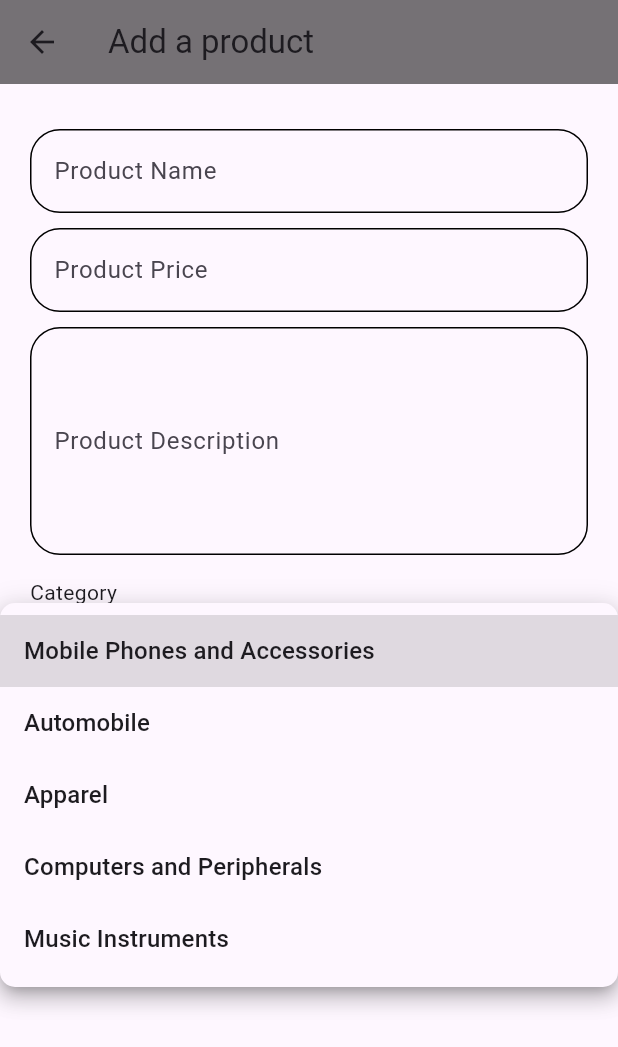
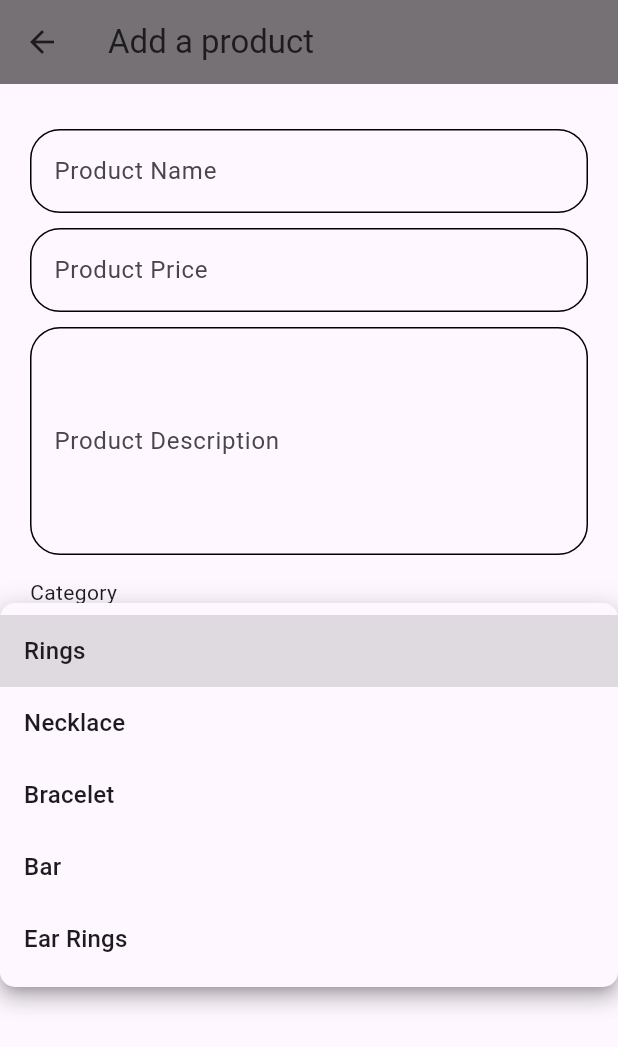
Before and after one commit to AdarshBajracharya/GemNestMobile, a Flutter app: the AddProductScreen screen opened by its route, after a tap on the "arrow drop down" icon, on a phone screen of 412 x 824 dp. Shown: the top 1047 px of the screen. Run offline on Flutter 3.47's test engine with Material 3 defaults, Android fonts, the phone set to English and light mode, and no system bars; our stand-ins replace cloud_firestore, firebase_auth, firebase_core, firebase_messaging, firebase_storage, flutter_local_notifications and 3 more; missing offline and left inert: dart:ffi, overlay_kit; accounts and stored records are empty; network calls fail.

Commit message:
UI changes

```diff
--- a/lib/repositories/category_repositories.dart
+++ b/lib/repositories/category_repositories.dart
@@ -44,30 +44,30 @@ class CategoryRepository {
   List<CategoryModel> makeCategory() {
     return [
       CategoryModel(
-          categoryName: "Mobile Phones and Accessories",
+          categoryName: "Rings",
           status: "active",
           imageUrl:
-              "5.imimg.com/data5/SELLER/Default/2023/4/302728285/ZH/WS/BR/69896726/mobile-phone-accessories.png"),
+              "https://ajaffe.com/pub/media/wysiwyg/Engagaement_1280_x_586_pixels_01_Sep_2022-new.jpg"),
       CategoryModel(
-          categoryName: "Automobile",
+          categoryName: "Necklace",
           status: "active",
           imageUrl:
-              "https://i2-prod.dailyrecord.co.uk/incoming/article25217715.ece/ALTERNATES/s615/0_Daily-Record-Road-Record.jpg"),
+              "https://enamelcopenhagen.com/cdn/shop/products/Necklace_Elie-Necklaces-N83G-925S_GP-1_2048x.jpg"),
       CategoryModel(
-          categoryName: "Apparel",
+          categoryName: "Bracelet",
           status: "active",
           imageUrl:
-              "https://www.techprevue.com/wp-content/uploads/2016/05/online-apparel-business.jpg"),
+              "https://lindseyleighjewelry.com/cdn/shop/products/dainty-fancy-shape-diamond-bracelet-482065.jpg"),
       CategoryModel(
-          categoryName: "Computers and Peripherals",
+          categoryName: "Bar",
           status: "active",
           imageUrl:
-              "https://i2.wp.com/d3d2ir91ztzaym.cloudfront.net/uploads/2020/07/computer-peripherals.jpeg"),
+              "https://previews.123rf.com/images/ravital/ravital1601/ravital160100230/51059025-rows-of-silver-bars-and-one-of-gold-business-and-financial-background.jpg"),
       CategoryModel(
-          categoryName: "Music Instruments",
+          categoryName: "Ear Rings",
           status: "active",
           imageUrl:
-              "https://img.texasmonthly.com/2013/04/ESSENTIALS_680X382.jpg"),
+          "https://www.tanishq.co.in/on/demandware.static/-/Sites-Tanishq-product-catalog/default/dwc3480ccf/images/hi-res/50F1D1SFSAGA09_1.jpg"),
     ];
   }
 }
--- a/lib/screens/auth/login_screen.dart
+++ b/lib/screens/auth/login_screen.dart
@@ -70,8 +70,8 @@ class _LoginScreenState extends State<LoginScreen> {
                 children: [
                   Image.asset(
                     "assets/images/logo.png",
-                    height: 100,
-                    width: 100,
+                    height: 320,
+                    width: 320,
                   ),
                   SizedBox(
                     height: 10,
@@ -83,13 +83,23 @@ class _LoginScreenState extends State<LoginScreen> {
                     style: const TextStyle(
                       fontFamily: 'WorkSansSemiBold',
                       fontSize: 16.0,
-                        color: Colors.black),
+                      color: Colors.black,
+                    ),
                     decoration: InputDecoration(
+                      filled: true,
+                      fillColor: Colors.white.withOpacity(0.7),
                       enabledBorder: OutlineInputBorder(
-                          borderRadius: BorderRadius.circular(20)),
+                        borderRadius: BorderRadius.circular(20),
+                        borderSide: BorderSide(color: Colors.transparent),
+                      ),
                       focusedBorder: OutlineInputBorder(
-                          borderRadius: BorderRadius.circular(20)),
-                      border: InputBorder.none,
+                        borderRadius: BorderRadius.circular(20),
+                        borderSide: BorderSide(color: Colors.blue),
+                      ),
+                      border: OutlineInputBorder(
+                        borderRadius: BorderRadius.circular(20),
+                        borderSide: BorderSide(color: Colors.transparent),
+                      ),
                       prefixIcon: Icon(
                         Icons.email,
                         color: Colors.black,
@@ -97,7 +107,10 @@ class _LoginScreenState extends State<LoginScreen> {
                       ),
                       hintText: 'Email Address',
                       hintStyle: TextStyle(
-                          fontFamily: 'WorkSansSemiBold', fontSize: 17.0),
+                        fontFamily: 'WorkSansSemiBold',
+                        fontSize: 17.0,
+                        color: Colors.grey,
+                      ),
                     ),
                   ),
                   SizedBox(
@@ -110,20 +123,28 @@ class _LoginScreenState extends State<LoginScreen> {
                     style: const TextStyle(
                       fontFamily: 'WorkSansSemiBold',
                       fontSize: 16.0,
-                        color: Colors.black),
-                    decoration: InputDecoration(
-                      enabledBorder: OutlineInputBorder(
-                          borderRadius: BorderRadius.circular(20)),
-                      focusedBorder: OutlineInputBorder(
-                          borderRadius: BorderRadius.circular(20)),
-                      prefixIcon: const Icon(
-                        Icons.lock,
-                        size: 22.0,
                       color: Colors.black,
                     ),
-                      hintText: 'Password',
-                      hintStyle: const TextStyle(
-                          fontFamily: 'WorkSansSemiBold', fontSize: 17.0),
+                    decoration: InputDecoration(
+                      filled: true,
+                      fillColor: Colors.white.withOpacity(0.7),
+                      enabledBorder: OutlineInputBorder(
+                        borderRadius: BorderRadius.circular(20),
+                        borderSide: BorderSide(color: Colors.transparent),
+                      ),
+                      focusedBorder: OutlineInputBorder(
+                        borderRadius: BorderRadius.circular(20),
+                        borderSide: BorderSide(color: Colors.blue),
+                      ),
+                      border: OutlineInputBorder(
+                        borderRadius: BorderRadius.circular(20),
+                        borderSide: BorderSide(color: Colors.transparent),
+                      ),
+                      prefixIcon: Icon(
+                        Icons.lock,
+                        color: Colors.black,
+                        size: 22.0,
+                      ),
                       suffixIcon: GestureDetector(
                         onTap: () {
                           setState(() {
@@ -131,12 +152,16 @@ class _LoginScreenState extends State<LoginScreen> {
                           });
                         },
                         child: Icon(
-                          _obscureTextPassword
-                              ? Icons.visibility
-                              : Icons.visibility_off,
+                          _obscureTextPassword ? Icons.visibility : Icons.visibility_off,
                           size: 20.0,
                           color: Colors.black,
                         ),
+                      ),
+                      hintText: 'Password',
+                      hintStyle: TextStyle(
+                        fontFamily: 'WorkSansSemiBold',
+                        fontSize: 17.0,
+                        color: Colors.grey,
                       ),
                     ),
                   ),
@@ -153,7 +178,8 @@ class _LoginScreenState extends State<LoginScreen> {
                         "Forgot password?",
                         style: TextStyle(color: Colors.grey.shade800),
                       ),
-                      )),
+                    ),
+                  ),
                   SizedBox(
                     height: 10,
                   ),
@@ -161,21 +187,25 @@ class _LoginScreenState extends State<LoginScreen> {
                     width: double.infinity,
                     child: ElevatedButton(
                       style: ButtonStyle(
-                          shape:
-                              MaterialStateProperty.all<RoundedRectangleBorder>(
+                        shape: MaterialStateProperty.all<RoundedRectangleBorder>(
                           RoundedRectangleBorder(
                             borderRadius: BorderRadius.circular(20),
-                                      side: BorderSide(color: Colors.blue))),
+                            side: BorderSide(color: Colors.yellowAccent),
+                          ),
+                        ),
                         padding: MaterialStateProperty.all<EdgeInsets>(
-                              EdgeInsets.symmetric(vertical: 20)),
+                            EdgeInsets.symmetric(vertical: 20)
+                        ),
+                        backgroundColor: MaterialStateProperty.all<Color>(Colors.yellow),
                       ),
                       onPressed: () {
                         login();
                       },
                       child: Text(
                         "Log In",
-                          style: TextStyle(fontSize: 20),
-                        )),
+                        style: TextStyle(fontSize: 25, fontFamily: 'Poppins'),
+                      ),
+                    ),
                   ),
                   SizedBox(
                     height: 20,
@@ -193,8 +223,9 @@ class _LoginScreenState extends State<LoginScreen> {
                         },
                         child: Text(
                           "Sign up",
-                            style: TextStyle(color: Colors.blue),
-                          ))
+                          style: TextStyle(color: Colors.orange),
+                        ),
+                      )
                     ],
                   ),
                 ],
--- a/lib/screens/auth/register_screen.dart
+++ b/lib/screens/auth/register_screen.dart
@@ -81,8 +81,8 @@ class _RegisterScreenState extends State<RegisterScreen> {
                 children: [
                   Image.asset(
                     "assets/images/logo.png",
-                    height: 100,
-                    width: 100,
+                    height: 200,
+                    width: 200,
                   ),
                   SizedBox(height: 10,),
                   TextFormField(
@@ -282,6 +282,7 @@ class _RegisterScreenState extends State<RegisterScreen> {
                     width: double.infinity,
                     child: ElevatedButton(
                         style: ButtonStyle(
+                          backgroundColor: MaterialStateProperty.all<Color>(Colors.yellow),
                           shape: MaterialStateProperty.all<RoundedRectangleBorder>(
                               RoundedRectangleBorder(
                                   borderRadius: BorderRadius.circular(20),
@@ -307,7 +308,7 @@ class _RegisterScreenState extends State<RegisterScreen> {
                         onTap: (){
                           Navigator.of(context).pop();
                         },
-                          child: Text("Sign in", style: TextStyle(color: Colors.blue),))
+                          child: Text("Sign in", style: TextStyle(color: Colors.orangeAccent),))
                     ],
                   ),
 
--- a/lib/screens/dashboard/dashboard.dart
+++ b/lib/screens/dashboard/dashboard.dart
@@ -79,10 +79,10 @@ class _DashboardScreenState extends State<DashboardScreen> {
         backgroundColor: Colors.white,
         elevation: 0,
         currentIndex: selectedIndex,
-        selectedItemColor: Colors.blue,
-        unselectedItemColor: Colors.grey,
-        selectedLabelStyle: TextStyle(color: Colors.blue),
-        unselectedLabelStyle: TextStyle(color: Colors.grey),
+        selectedItemColor: Colors.yellow,
+        unselectedItemColor: Colors.orangeAccent,
+        selectedLabelStyle: TextStyle(color: Colors.yellow),
+        unselectedLabelStyle: TextStyle(color: Colors.orangeAccent),
         type: BottomNavigationBarType.fixed,
         onTap: _itemTapped,
         items: [
--- a/lib/screens/home/home_screen.dart
+++ b/lib/screens/home/home_screen.dart
@@ -61,7 +61,7 @@ class _HomeScreenState extends State<HomeScreen> {
                     children: [
 
                       Image.asset(
-                        "assets/images/banner.jpg",
+                        "assets/images/banner.png",
                         height: 200,
                         width: double.infinity,
                         fit: BoxFit.fill,
@@ -257,7 +257,7 @@ class _HomeScreenState extends State<HomeScreen> {
                           ),
                           Text(
                             "Rs. "+e.productPrice.toString(),
-                            style: TextStyle(fontSize: 15, color: Colors.green),
+                            style: TextStyle(fontSize: 15, color: Colors.black),
                             textAlign: TextAlign.center,
                             maxLines: 2,
                           ),
```
Also changed, not shown: assets/images/banner.jpg (deleted), 1 other file. Lines whose indentation alone changed are shown as unchanged.
